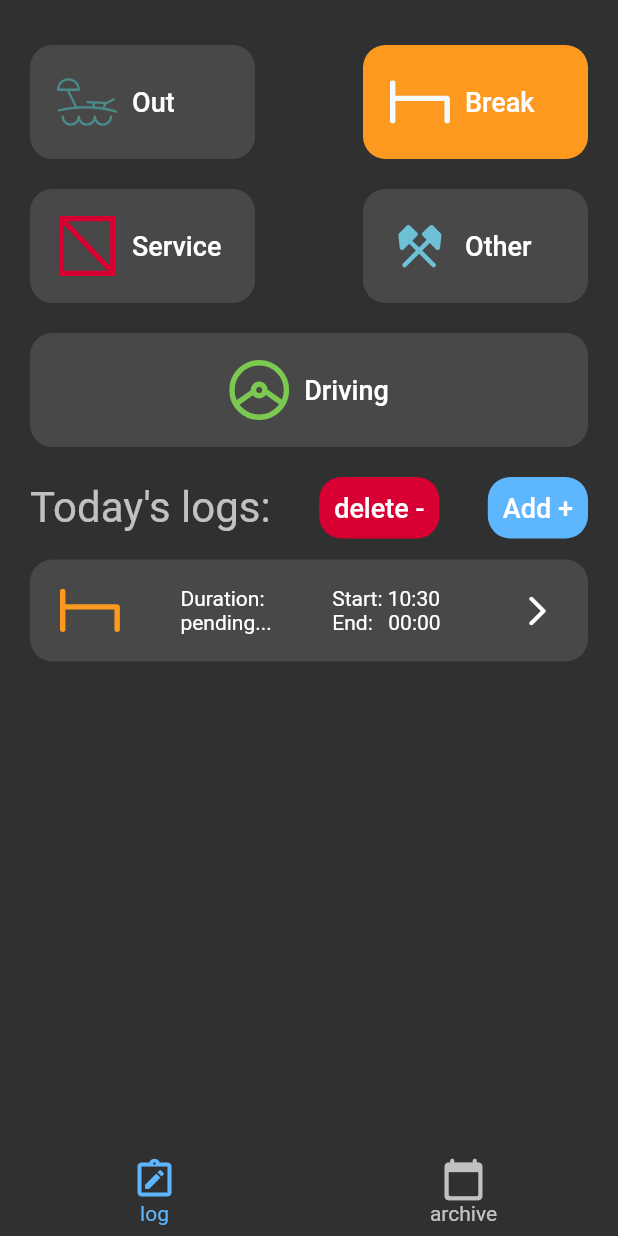
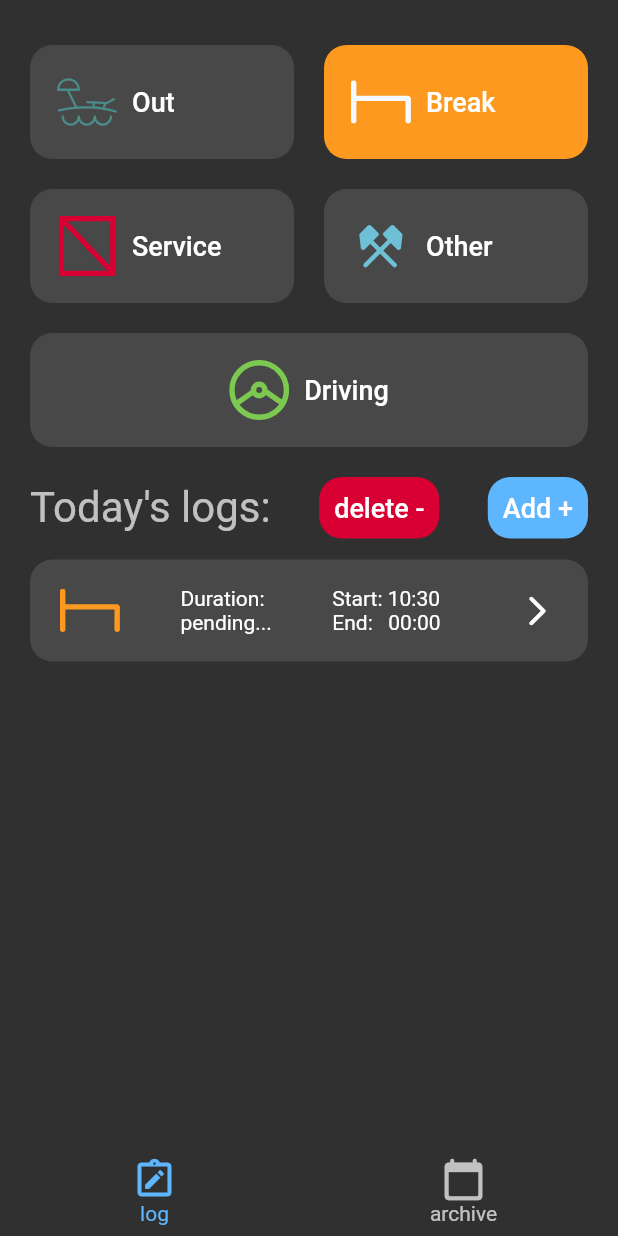
Before and after one commit to JTorkk/driving-time-logger, a Flutter app: the screen it shows after launch, after a tap on "Break", on a phone screen of 412 x 824 dp. Run offline on Flutter 3.47's test engine with Material 2 defaults, Android fonts, the phone set to English and light mode, and no system bars; our stand-ins replace bloc, flutter_bloc, flutter_svg, hive_flutter, table_calendar; accounts and stored records are empty.

Commit message:
app is working, cleaned some code

```diff
--- a/driving_time_log/lib/archive_screen/archive_screen.dart
+++ b/driving_time_log/lib/archive_screen/archive_screen.dart
@@ -1,6 +1,5 @@
 import 'package:driving_time_log/archive_screen/cubit/archive_cubit.dart';
 import 'package:driving_time_log/resources/colors.dart';
-import 'package:driving_time_log/resources/date_functions.dart';
 import 'package:driving_time_log/resources/widgets/current_days_logs.dart';
 import 'package:driving_time_log/resources/widgets/edit_details_dialog/edit_details_dialog.dart';
 import 'package:flutter/material.dart';
@@ -28,6 +27,7 @@ class ArchiveScreen extends StatelessWidget {
                 children: [
                   TableCalendar(
                     //TODO: runkkaa kalnterin fontit ja värit yms kuntoon
+                    //TODO: when the aplication is first opened no day is focused
                     calendarStyle: CalendarStyle(
                       defaultTextStyle: theme.bodyText2!,
                       todayDecoration: const BoxDecoration(shape: BoxShape.circle),
@@ -47,7 +47,6 @@ class ArchiveScreen extends StatelessWidget {
                     mainAxisAlignment: MainAxisAlignment.spaceBetween,
                     children: [
                       Text(
-                        //TODO: adapt to the chhosen day
                         "${context.read<ArchiveCubit>().getDateText()} logs:",
                         style: theme.headline2,
                       ),
--- a/driving_time_log/lib/archive_screen/cubit/archive_cubit.dart
+++ b/driving_time_log/lib/archive_screen/cubit/archive_cubit.dart
@@ -5,7 +5,7 @@ import 'package:table_calendar/table_calendar.dart';
 part 'archive_state.dart';
 
 class ArchiveCubit extends Cubit<ArchiveState> {
-  ArchiveCubit() : super(const ArchiveState());
+  ArchiveCubit() : super(ArchiveState());
 
   bool selectedDayPredicate(day) {
     return isSameDay(state.selectedDay, day);
--- a/driving_time_log/lib/driving_screen/cubit/driving_cubit.dart
+++ b/driving_time_log/lib/driving_screen/cubit/driving_cubit.dart
@@ -9,12 +9,12 @@ part 'driving_state.dart';
 class DrivingCubit extends Cubit<DrivingState> {
   DrivingCubit() : super(const DrivingState());
 
-  void setEnabledButton({required IconsAndNames button}) async {
+  void buttonPressed({required IconsAndNames button}) async {
     emit(state.copyWith(enabledIcon: button));
-  }
 
-  void buttonPressed({required IconsAndNames button}) async {
-    var box = Hive.box<List>(log);
+    //TODO: if driving is started or ended ask for km, vehicletag and more
+
+    var box = Hive.box<List>(logBox);
 
     Map<String, dynamic> _out = {
       'type': enumIcon[button],
--- a/driving_time_log/lib/driving_screen/driving_screen.dart
+++ b/driving_time_log/lib/driving_screen/driving_screen.dart
@@ -17,7 +17,7 @@ class DrivingScreen extends StatelessWidget {
   @override
   Widget build(BuildContext context) {
     var theme = Theme.of(context).textTheme;
-    var box = Hive.box<List>(log);
+    var box = Hive.box<List>(logBox);
 
     return BlocProvider(
       create: (context) => DrivingCubit(),
@@ -69,6 +69,10 @@ class DrivingScreen extends StatelessWidget {
             'description': 'out yes'
           };
           var testList = [_drive, _service, _other, _sleepAndBreak, _out];
+          //TODO: When app is restarted the pressed button is not kept and will go back to default
+          //save the pressed button to button box when the custom enum typeadapter is made
+
+          //TODO: if app is left open overnight the day willnot refres until reopened
           return SafeArea(
             bottom: false,
             right: false,
@@ -80,29 +84,33 @@ class DrivingScreen extends StatelessWidget {
                   Padding(
                     padding: const EdgeInsets.symmetric(vertical: 10),
                     child: Row(
-                      mainAxisAlignment: MainAxisAlignment.spaceBetween,
                       children: [
-                        ButtonWithIcon(
+                        Expanded(
+                          child: ButtonWithIcon(
                             text: 'Out',
                             color: cyan,
                             icon: out,
                             selected: state.enabledIcon == IconsAndNames.out,
                             enabled: !(state.enabledIcon == IconsAndNames.out),
                             onTap: () {
-                            context.read<DrivingCubit>().setEnabledButton(button: IconsAndNames.out);
+                              // context.read<DrivingCubit>().setEnabledButton(button: IconsAndNames.out);
                               context.read<DrivingCubit>().buttonPressed(button: IconsAndNames.out);
                             },
                           ),
-                        ButtonWithIcon(
+                        ),
+                        const SizedBox(width: 20),
+                        Expanded(
+                          child: ButtonWithIcon(
                             text: 'Break',
                             color: orange,
                             icon: sleepAndBreak,
                             selected: state.enabledIcon == IconsAndNames.sleepAndBreak,
                             enabled: !(state.enabledIcon == IconsAndNames.sleepAndBreak),
                             onTap: () {
-                            context.read<DrivingCubit>().setEnabledButton(button: IconsAndNames.sleepAndBreak);
+                              // context.read<DrivingCubit>().setEnabledButton(button: IconsAndNames.sleepAndBreak);
                               context.read<DrivingCubit>().buttonPressed(button: IconsAndNames.sleepAndBreak);
                             },
+                          ),
                         ),
                       ],
                     ),
@@ -110,29 +118,31 @@ class DrivingScreen extends StatelessWidget {
                   Padding(
                     padding: const EdgeInsets.symmetric(vertical: 10),
                     child: Row(
-                      mainAxisAlignment: MainAxisAlignment.spaceBetween,
                       children: [
-                        ButtonWithIcon(
+                        Expanded(
+                          child: ButtonWithIcon(
                             text: 'Service',
                             color: red,
                             icon: service,
                             selected: state.enabledIcon == IconsAndNames.service,
                             enabled: !(state.enabledIcon == IconsAndNames.service),
                             onTap: () {
-                            context.read<DrivingCubit>().setEnabledButton(button: IconsAndNames.service);
                               context.read<DrivingCubit>().buttonPressed(button: IconsAndNames.service);
                             },
                           ),
-                        ButtonWithIcon(
+                        ),
+                        const SizedBox(width: 20),
+                        Expanded(
+                          child: ButtonWithIcon(
                             text: 'Other',
                             color: blue,
                             icon: otherWork,
                             selected: state.enabledIcon == IconsAndNames.otherWork,
                             enabled: !(state.enabledIcon == IconsAndNames.otherWork),
                             onTap: () {
-                            context.read<DrivingCubit>().setEnabledButton(button: IconsAndNames.otherWork);
                               context.read<DrivingCubit>().buttonPressed(button: IconsAndNames.otherWork);
                             },
+                          ),
                         ),
                       ],
                     ),
@@ -147,7 +157,7 @@ class DrivingScreen extends StatelessWidget {
                       selected: state.enabledIcon == IconsAndNames.driving,
                       enabled: !(state.enabledIcon == IconsAndNames.driving),
                       onTap: () {
-                        context.read<DrivingCubit>().setEnabledButton(button: IconsAndNames.driving);
+                        // context.read<DrivingCubit>().setEnabledButton(button: IconsAndNames.driving);
                         context.read<DrivingCubit>().buttonPressed(button: IconsAndNames.driving);
                       },
                     ),
@@ -160,6 +170,7 @@ class DrivingScreen extends StatelessWidget {
                         "Today's logs:",
                         style: theme.headline2,
                       ),
+                      //TODO: remove edit button for v1.0 relase
                       GestureDetector(
                         onTap: () {
                           //TODO: enable
--- a/driving_time_log/lib/home_screen.dart
+++ b/driving_time_log/lib/home_screen.dart
@@ -1,10 +1,7 @@
 import 'package:driving_time_log/resources/colors.dart';
 import 'package:flutter/material.dart';
-import 'package:hive_flutter/hive_flutter.dart';
-
 import 'archive_screen/archive_screen.dart';
 import 'driving_screen/driving_screen.dart';
-import 'main.dart';
 
 class HomeScreen extends StatefulWidget {
   const HomeScreen({Key? key}) : super(key: key);
--- a/driving_time_log/lib/main.dart
+++ b/driving_time_log/lib/main.dart
@@ -5,47 +5,14 @@ import 'package:flutter/material.dart';
 
 import 'package:hive_flutter/hive_flutter.dart';
 
-// part 'main.g.dart';
-
-// const logBox = 'logs';
-const log = 'log';
-
-//TODO: document structure
-//days -> logs -> data
-
-//TODO: think how to store data in hive with the above sturcture
-// @HiveType(typeId: 0)
-// class Log {
-//   @HiveField(0)
-//   IconsAndNames? type;
-//   @HiveField(1)
-//   DateTime? startTime;
-//   @HiveField(2)
-//   DateTime? endTime;
-//   @HiveField(3)
-//   int? startKm;
-//   @HiveField(4)
-//   int? endKm;
-//   @HiveField(5)
-//   String? vehicleTag;
-
-//   Log(this.type, this.startTime, this.endTime, this.startKm, this.endKm, this.vehicleTag);
-// }
-
-// @HiveType(typeId: 1)
-// class LogList {
-//   @HiveField(0)
-//   List<Map<String, dynamic>>? data;
-
-//   LogList(this.data);
-// }
+const logBox = 'logBox';
 
 void main() async {
   await Hive.initFlutter();
-  // Hive.registerAdapter<LogList>(LogListAdapter());
-  //TODO: revert baack to list
-  // await Hive.openBox<LogList>(logBox);
-  await Hive.openBox<List>(log);
+
+  await Hive.openBox<List>(logBox);
+  //TODO: make typeadpater to support Iconbuttoenum
+  await Hive.openBox<String>('buttonBox');
 
   runApp(const MyApp());
 }
--- a/driving_time_log/lib/resources/assets.dart
+++ b/driving_time_log/lib/resources/assets.dart
@@ -1,3 +1,5 @@
+//TODO: Make all icons same size(widht)
+//TODO: draw new ikon for out
 const driving = 'assets/driving.svg';
 const otherWork = 'assets/otherWork.svg';
 const service = 'assets/service.svg';
--- a/driving_time_log/lib/resources/widgets/current_days_logs.dart
+++ b/driving_time_log/lib/resources/widgets/current_days_logs.dart
@@ -24,7 +24,7 @@ class CurrentDayLogs extends StatelessWidget {
       child: ValueListenableBuilder(
         //TODO: toimisko lazt boxina jos kuunnellaan vain päivän keytä
 
-        valueListenable: Hive.box<List>(log).listenable(),
+        valueListenable: Hive.box<List>(logBox).listenable(),
         builder: (context, Box<List> box, _) {
           var theme = Theme.of(context).textTheme;
           if (box.values.isEmpty || box.get(_date) == null) {
```
Also changed, not shown: driving_time_log/lib/resources/widgets/edit_details_dialog/edit_details_dialog.dart (+36 -70 lines). Lines whose indentation alone changed are shown as unchanged.
